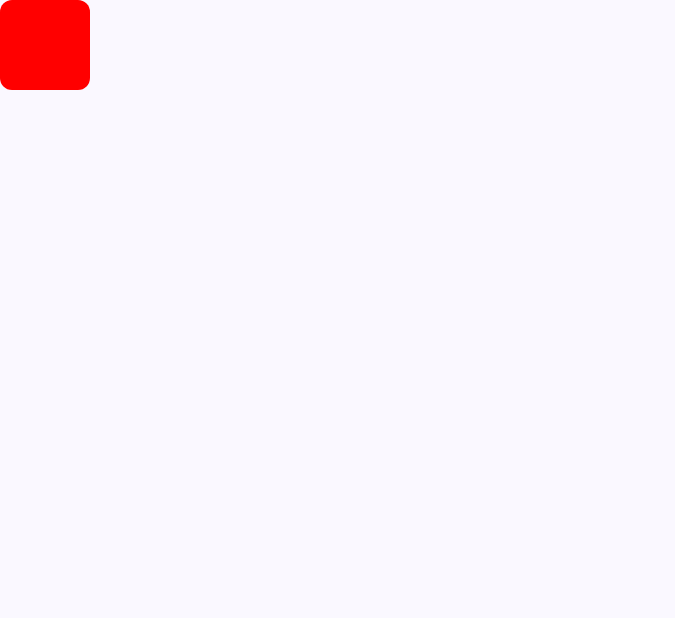
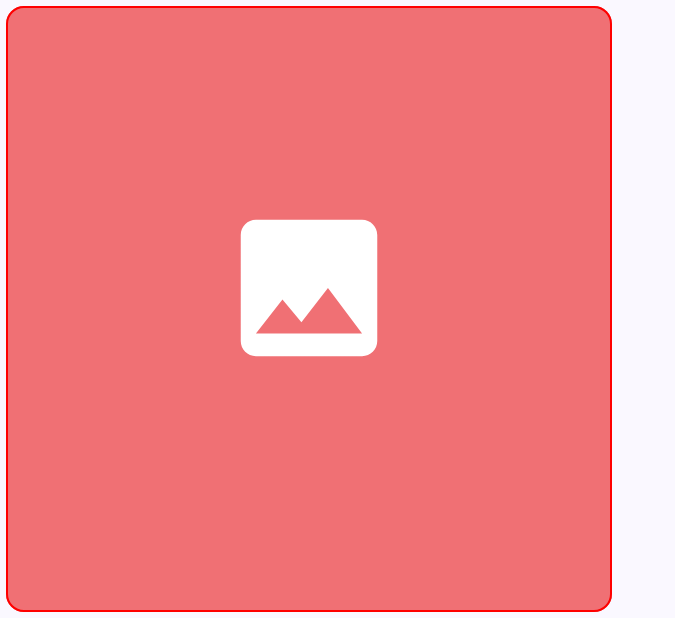
Before and after one commit to jaymar006/Thesis-AACbay, an Android app built with Jetpack Compose: the composable SelectedCardItem shown on its own in the app's theme, on a phone screen of 824 x 412 dp (held sideways). Shown: the whole screen, without its empty margins (0-675 px from the left). Run offline under Robolectric (Android 15) with nearby library versions, the phone set to English and light mode, and no system bars; pictures from the network do not load; 1 statement that could not run was skipped.

Commit message:
Loxodonta[04162025]
Fix/Done:
- Fix the selection card container at the top, now contains image and label.

Todo:
- the creation of n-gram
- the adding of card to a folder
- issue about the upload of image from gallery
- Decide if dropdown for the deletion/edit/creation of card/folder
- Holdpress to edit (IDK how tf im gonna do this, pray for me ;-;)
-

```diff
--- a/app/src/main/java/com/example/ripdenver/ui/components/CardItem.kt
+++ b/app/src/main/java/com/example/ripdenver/ui/components/CardItem.kt
@@ -41,7 +41,8 @@ import com.example.ripdenver.models.Card
 @Composable
 fun CardItem(
     card: Card,
-    onClick: () -> Unit = {}
+    onClick: () -> Unit = {},
+    modifier: Modifier = Modifier,
 ) {
     val context = LocalContext.current
     var bitmap by remember { mutableStateOf<Bitmap?>(null) }
@@ -70,7 +71,7 @@ fun CardItem(
             Column(
                 modifier = Modifier
                     .fillMaxSize()
-                    .padding(8.dp),
+                    .padding(2.dp),
                 verticalArrangement = Arrangement.Center,
                 horizontalAlignment = Alignment.CenterHorizontally
             ) {
@@ -119,7 +120,7 @@ fun CardItem(
                     text = card.label.split(" ").joinToString(" ") { word ->
                         if (word == "I") word else word.lowercase()
                     },
-                    modifier = Modifier.padding(8.dp),
+                    modifier = Modifier.padding(2.dp),
                     color = Color.Black,
                     style = MaterialTheme.typography.titleMedium.copy(
                         fontSize = fontSize.sp
--- a/app/src/main/java/com/example/ripdenver/ui/screens/MainScreen.kt
+++ b/app/src/main/java/com/example/ripdenver/ui/screens/MainScreen.kt
@@ -17,6 +17,7 @@ import androidx.compose.material.icons.Icons
 import androidx.compose.material.icons.automirrored.filled.Backspace
 import androidx.compose.material.icons.filled.Add
 import androidx.compose.material.icons.filled.Delete
+import androidx.compose.material.icons.filled.Edit
 import androidx.compose.material.icons.filled.Mic
 import androidx.compose.material.icons.filled.Settings
 import androidx.compose.material3.ExperimentalMaterial3Api
@@ -31,7 +32,6 @@ import androidx.compose.material3.TopAppBar
 import androidx.compose.runtime.Composable
 import androidx.compose.ui.Alignment
 import androidx.compose.ui.Modifier
-import androidx.compose.ui.graphics.Color
 import androidx.compose.ui.platform.LocalConfiguration
 import androidx.compose.ui.unit.Dp
 import androidx.compose.ui.unit.dp
@@ -62,12 +62,15 @@ fun MainScreen(
     Scaffold(
         topBar = {
             TopAppBar(
-                title = { Text("AACBay") },
-                actions = {
-                    IconButton(onClick = { /* Settings */ }) {
-                        Icon(Icons.Default.Settings, contentDescription = "Settings")
+                title = { Text("") },
+                navigationIcon = {
+                    Row {
+                        IconButton(onClick = { /* Settings */ }) {
+                            Icon(Icons.Default.Settings, contentDescription = "Settings")
+                        }
                     }
-                }
+                },
+                modifier = Modifier.height(58.dp)
             )
         }
     ) { padding ->
@@ -152,26 +155,19 @@ fun SelectionContainer(
         IconButton(onClick = onClearAll) {
             Icon(Icons.Default.Delete, "Clear all")
         }
+        IconButton(onClick = { /* Edit action */ }) {
+            Icon(Icons.Default.Edit, contentDescription = "Edit")
+        }
     }
 }
 
 @Composable
 private fun SelectedCardItem(card: Card) {
-    Box(
-        modifier = Modifier
-            .size(60.dp)
-            .background(
-                color = Color(android.graphics.Color.parseColor(card.color)),
-                shape = MaterialTheme.shapes.small
-            ),
-        contentAlignment = Alignment.Center
-    ) {
-        Text(
-            text = card.label, // Show first 3 letters
-            style = MaterialTheme.typography.titleMedium,
-            color = MaterialTheme.colorScheme.onSurface
-        )
-    }
+    CardItem(
+        card = card,
+        onClick = {}, // No action needed for selected items
+        modifier = Modifier.size(60.dp)// Smaller size for the selected card,
+    )
 }
 
 @Composable
```
